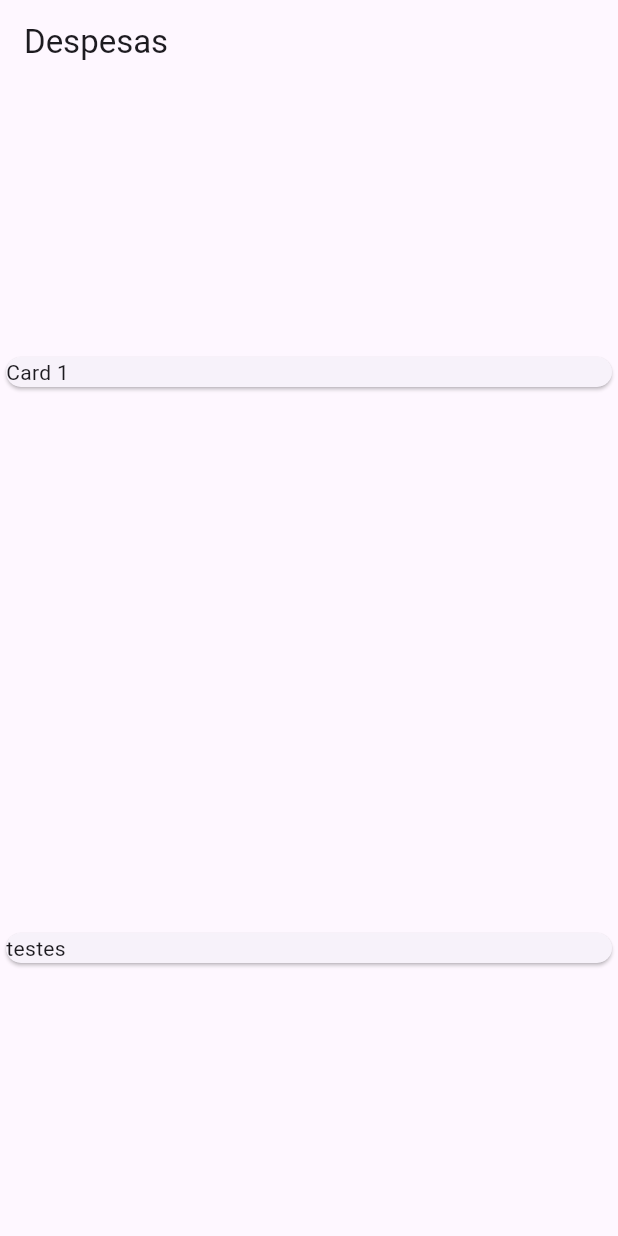
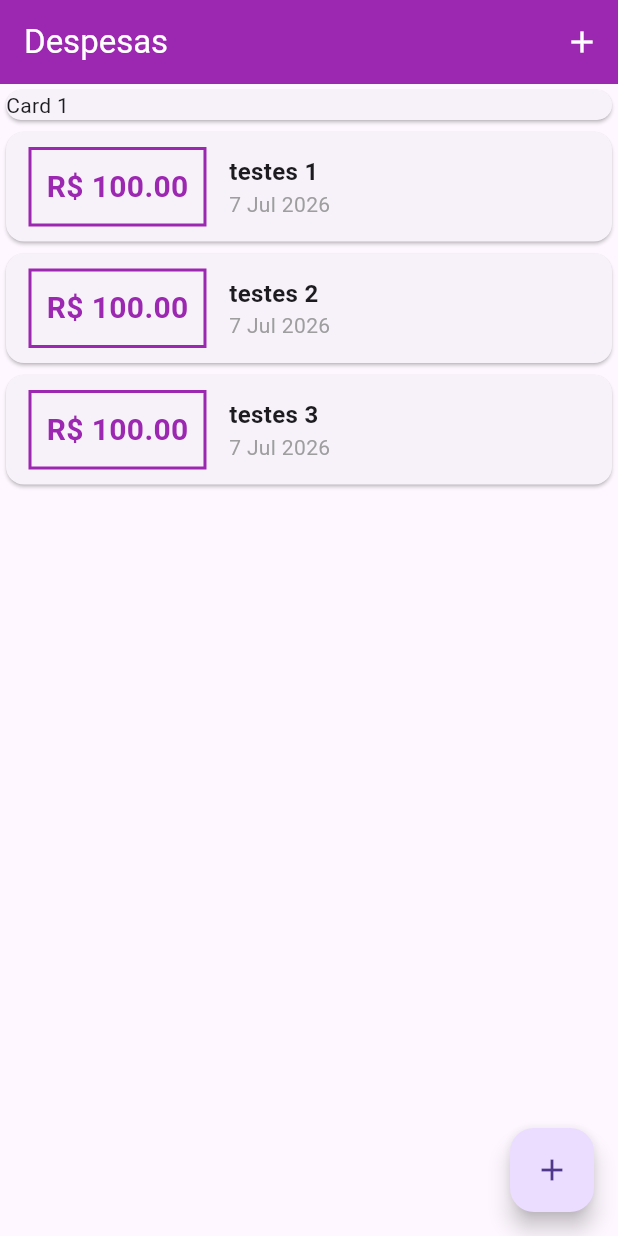
Before and after one commit to ldaugusto89/Flutter, a Flutter app: the screen it shows after launch, on a phone screen of 412 x 824 dp. Run offline on Flutter 3.47's test engine with Material 3 defaults, Android fonts, the phone set to English and light mode, and no system bars.

Commit message:
Criação de formulario de transação e modal de novas depesas

```diff
--- /dev/null
+++ b/despesas_pessoais/lib/components/transaction_list.dart
@@ -0,0 +1,67 @@
+import 'package:despesas_pessoais/models/transaction.dart';
+import 'package:flutter/material.dart';
+import 'package:intl/intl.dart';
+
+class TransactionList extends StatelessWidget {
+  const TransactionList(this.transaction,{super.key});
+
+  final List<Transaction> transaction;
+
+  @override
+  Widget build(BuildContext context) {
+    return  SizedBox(
+            height: 300,
+            child: ListView.builder(
+              itemCount: transaction.length,
+              itemBuilder: (ctx, index) {
+                final e = transaction[index];
+                return Card(
+                  child: Row(
+                    children: [
+                      Container(
+                        margin: const EdgeInsets.symmetric(
+                          horizontal: 15,
+                          vertical: 10,
+                        ),
+                        decoration: BoxDecoration(
+                          border: Border.all(
+                            color: Colors.purple,
+                            width: 2,
+                          )
+                        ),
+                        padding: const EdgeInsets.all(10),
+                        child: Text(
+                          'R\$ ${e.value.toStringAsFixed(2)}',
+                          style: const TextStyle(
+                            fontWeight: FontWeight.bold,
+                            fontSize: 20,
+                            color: Colors.purple,
+                          ),
+                        ),
+                      ),
+                      Column(
+                        crossAxisAlignment:  CrossAxisAlignment.start,
+                        children: [
+                          Text(
+                            e.title,
+                            style: TextStyle(
+                              fontWeight: FontWeight.bold,
+                              fontSize: 16,
+                            ),
+                          ),
+                          Text(
+                            DateFormat('d MMM y').format(e.date),
+                            style: const TextStyle(
+                              color: Colors.grey,
+                            ),
+                          )
+                        ],
+                      )
+                    ],
+                  )
+                );
+              }
+            )
+          );
+  }
+}
--- a/despesas_pessoais/lib/main.dart
+++ b/despesas_pessoais/lib/main.dart
@@ -1,5 +1,8 @@
+import 'package:despesas_pessoais/components/transaction_form.dart';
+import 'package:despesas_pessoais/components/transaction_list.dart';
 import 'package:despesas_pessoais/models/transaction.dart';
 import 'package:flutter/material.dart';
+import 'dart:math';
 
 void main() {
   runApp(const MainApp());
@@ -16,21 +19,54 @@ class MainApp extends StatelessWidget {
   }
 }
 
-class MyHomePage extends StatelessWidget {
+class MyHomePage extends StatefulWidget {
   const MyHomePage({super.key});
 
+  @override
+  State<MyHomePage> createState() => _MyHomePageState();
+}
+
+class _MyHomePageState extends State<MyHomePage> {
+   final transactions = [
+    Transaction(id: 't1', title: 'testes 1', value: 100, date: DateTime.now()),
+    Transaction(id: 't2', title: 'testes 2', value: 100, date: DateTime.now()),
+    Transaction(id: 't3', title: 'testes 3', value: 100, date: DateTime.now())
+  ];
+
+  void _addTransaction(String title, double value){
+    final newTransaction = Transaction(
+      id: Random().nextDouble().toString(),
+      title: title,
+      value: value,
+      date: DateTime.now()
+    );
+
+    setState((){
+      transactions.add(newTransaction);
+    });
+  }
+  void _openModalTransaction(BuildContext context){
+    showModalBottomSheet(
+      context: context,
+      builder: (_){
+        return TransactionForm(_addTransaction);
+      }
+    );
+  }
 
   @override
   Widget build(BuildContext context) {
-    final transactions = [
-      Transaction(id: 't1', title: 'testes', value: 100, date: DateTime.now())
-    ];
     return Scaffold(
       appBar: AppBar(
         title: Text('Despesas'),
+        backgroundColor: Colors.purple,
+        foregroundColor: Colors.white,
+        actions: [
+          IconButton(onPressed: () => _openModalTransaction(context), icon: Icon(Icons.add))
+        ],
       ),
-      body: Column(
-        mainAxisAlignment: MainAxisAlignment.spaceAround,
+      body: SingleChildScrollView(
+        child: Column(
           crossAxisAlignment: CrossAxisAlignment.stretch,
           children: [
             SizedBox(
@@ -39,16 +75,15 @@ class MyHomePage extends StatelessWidget {
                 child: Text('Card 1'),
               ),
             ),
-          Column(
-            mainAxisAlignment: MainAxisAlignment.spaceAround,
-            crossAxisAlignment: CrossAxisAlignment.stretch,
-            children:
-              transactions.map((e){
-                return Card(child: Text(e.title));
-              }).toList()
-          ),
+            TransactionList(transactions),
           ],
         ),
+      ),
+      floatingActionButton: FloatingActionButton(
+        child: Icon(Icons.add),
+        onPressed:() => _openModalTransaction(context),
+      ),
+      floatingActionButtonLocation: FloatingActionButtonLocation.endFloat,
     );
   }
 }
--- a/despesas_pessoais/pubspec.yaml
+++ b/despesas_pessoais/pubspec.yaml
@@ -9,6 +9,7 @@ environment:
 dependencies:
   flutter:
     sdk: flutter
+  intl: ^0.20.3
 
 dev_dependencies:
   flutter_test:
```
Also changed, not shown: despesas_pessoais/lib/components/transaction_form.dart (added, +64 -0 lines), despesas_pessoais/pubspec.lock. Lines whose indentation alone changed are shown as unchanged.
